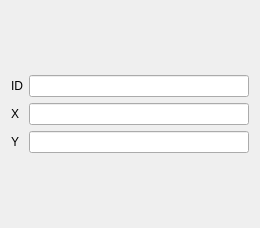
Old version of the form trnodedock.ui in the repository hubertqtraf/QtOSMTraffic.
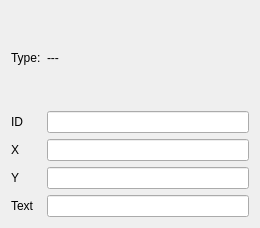
New version of the form.

The edit to the form file:
```diff
--- a/trnodedock.ui
+++ b/trnodedock.ui
@@ -16,47 +16,71 @@
   <layout class="QGridLayout" name="gridLayout_2">
    <item row="0" column="0">
     <layout class="QGridLayout" name="gridLayout">
-     <item row="0" column="0">
-      <widget class="QLabel" name="label_ID">
+     <item row="5" column="0">
+      <widget class="QLabel" name="label_Y">
+       <property name="text">
+        <string>Y</string>
+       </property>
+      </widget>
+     </item>
+     <item row="1" column="0">
+      <widget class="QLabel" name="label_type_3">
        <property name="text">
         <string>ID</string>
        </property>
       </widget>
      </item>
-     <item row="1" column="1">
+     <item row="5" column="1">
+      <widget class="QLineEdit" name="lineEdit_Y">
+       <property name="enabled">
+        <bool>true</bool>
+       </property>
+      </widget>
+     </item>
+     <item row="2" column="1">
       <widget class="QLineEdit" name="lineEdit_X">
        <property name="enabled">
         <bool>true</bool>
        </property>
       </widget>
      </item>
-     <item row="1" column="0">
+     <item row="0" column="1">
+      <widget class="QLabel" name="label_type_2">
+       <property name="text">
+        <string>---</string>
+       </property>
+      </widget>
+     </item>
+     <item row="7" column="0">
+      <widget class="QLabel" name="label_text">
+       <property name="text">
+        <string>Text</string>
+       </property>
+      </widget>
+     </item>
+     <item row="2" column="0">
       <widget class="QLabel" name="label_X">
        <property name="text">
         <string>X</string>
        </property>
       </widget>
      </item>
-     <item row="0" column="1">
+     <item row="0" column="0">
+      <widget class="QLabel" name="label_type">
+       <property name="text">
+        <string>Type:</string>
+       </property>
+      </widget>
+     </item>
+     <item row="1" column="1">
       <widget class="QLineEdit" name="lineEdit_ID">
        <property name="enabled">
         <bool>true</bool>
        </property>
       </widget>
      </item>
-     <item row="4" column="1">
-      <widget class="QLineEdit" name="lineEdit_Y">
-       <property name="enabled">
-        <bool>true</bool>
-       </property>
-      </widget>
-     </item>
-     <item row="4" column="0">
-      <widget class="QLabel" name="label_Y">
-       <property name="text">
-        <string>Y</string>
-       </property>
-      </widget>
+     <item row="7" column="1">
+      <widget class="QLineEdit" name="lineEdit_text"/>
      </item>
     </layout>
    </item>
```
